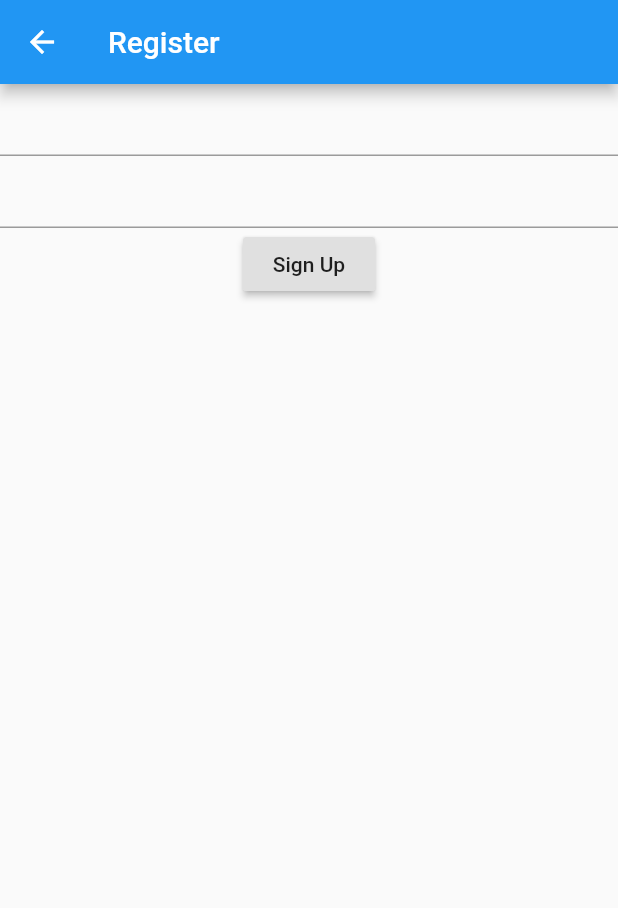
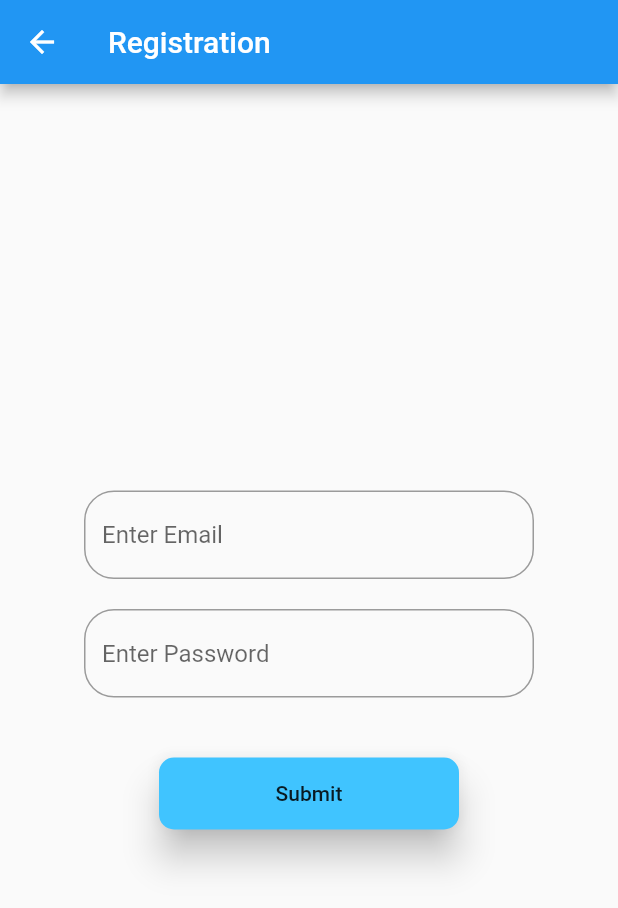
Before and after one commit to sulabh2000/Firebase_Flutter, a Flutter app: the screen it shows after launch, after a tap on "Register", on a phone screen of 412 x 824 dp. Shown: the top 908 px of the screen. Run offline on Flutter 3.47's test engine with Material 2 defaults, Android fonts, the phone set to English and light mode, and no system bars; our stand-ins replace cloud_firestore, firebase_auth, firebase_core; accounts and stored records are empty.

Commit message:
major changes

```diff
--- a/lib/screens/home.dart
+++ b/lib/screens/home.dart
@@ -1,31 +1,52 @@
 import 'package:flutter/material.dart';
 
-class MyHome extends StatelessWidget {
+class MyHome extends StatefulWidget {
+  @override
+  _MyHomeState createState() => _MyHomeState();
+}
+
+class _MyHomeState extends State<MyHome> {
   @override
   Widget build(BuildContext context) {
     return Scaffold(
       appBar: AppBar(
-        title: Text('Authentication'),
-        leading: Icon(Icons.ac_unit),
-        backgroundColor: Colors.amber,
+        title: Text('Welcome'),
       ),
       body: Center(
         child: Container(
+          // width: 300,
           child: Column(
             mainAxisAlignment: MainAxisAlignment.center,
             children: <Widget>[
-              RaisedButton(
+              Material(
+                color: Colors.lightBlueAccent,
+                borderRadius: BorderRadius.circular(10),
+                elevation: 10,
+                child: MaterialButton(
+                  minWidth: 200,
+                  height: 40,
                   onPressed: () {
                     Navigator.pushNamed(context, "reg");
                   },
                   child: Text('Register'),
                 ),
-              RaisedButton(
+              ),
+              SizedBox(
+                height: 40,
+              ),
+              Material(
+                color: Colors.lightBlueAccent,
+                borderRadius: BorderRadius.circular(10),
+                elevation: 10,
+                child: MaterialButton(
+                  minWidth: 200,
+                  height: 40,
                   onPressed: () {
                     Navigator.pushNamed(context, "log");
                   },
                   child: Text('Login'),
                 ),
+              )
             ],
           ),
         ),
--- a/lib/screens/regis.dart
+++ b/lib/screens/regis.dart
@@ -7,40 +7,70 @@ class MyRegis extends StatefulWidget {
 }
 
 class _MyRegisState extends State<MyRegis> {
-  var auth = FirebaseAuth.instance;
   String email;
   String password;
-
+  var authc = FirebaseAuth.instance;
   @override
   Widget build(BuildContext context) {
     return Scaffold(
-        appBar: AppBar(
-          title: Text('Register'),
-        ),
-        body: Container(
+      appBar: AppBar(
+        title: Text('Registration'),
+      ),
+      body: Center(
+        child: Container(
+          width: 300,
           child: Column(
+            mainAxisAlignment: MainAxisAlignment.center,
             children: <Widget>[
               TextField(
+                keyboardType: TextInputType.emailAddress,
                 onChanged: (value) {
                   email = value;
                 },
+                decoration: InputDecoration(
+                    hintText: "Enter Email",
+                    border: OutlineInputBorder(
+                        borderRadius: BorderRadius.circular(20))),
+              ),
+              SizedBox(
+                height: 20,
               ),
               TextField(
+                obscureText: true,
                 onChanged: (value) {
                   password = value;
                 },
+                decoration: InputDecoration(
+                    hintText: "Enter Password",
+                    border: OutlineInputBorder(
+                        borderRadius: BorderRadius.circular(20))),
               ),
-              RaisedButton(
-                onPressed: () async {
-                  var y = await auth.createUserWithEmailAndPassword(
-                      email: email, password: password);
-                  print(y);
-
-                },
-                child: Text('Sign Up'),
+              SizedBox(
+                height: 40,
+              ),
+              Material(
+                color: Colors.lightBlueAccent,
+                borderRadius: BorderRadius.circular(10),
+                elevation: 10,
+                child: MaterialButton(
+                  minWidth: 200,
+                  height: 40,
+                  onPressed: () async {
+                    try {
+                      var user = await authc.createUserWithEmailAndPassword(
+                          email: email, password: password);
+                      print(user);
+                    } catch (e) {
+                      print(e);
+                    }
+                  },
+                  child: Text('Submit'),
+                ),
               )
             ],
           ),
-        ));
+        ),
+      ),
+    );
   }
 }
```
Also changed, not shown: lib/screens/chat.dart (+2 -18 lines), lib/screens/login.dart (+42 -9 lines). Lines whose indentation alone changed are shown as unchanged.
